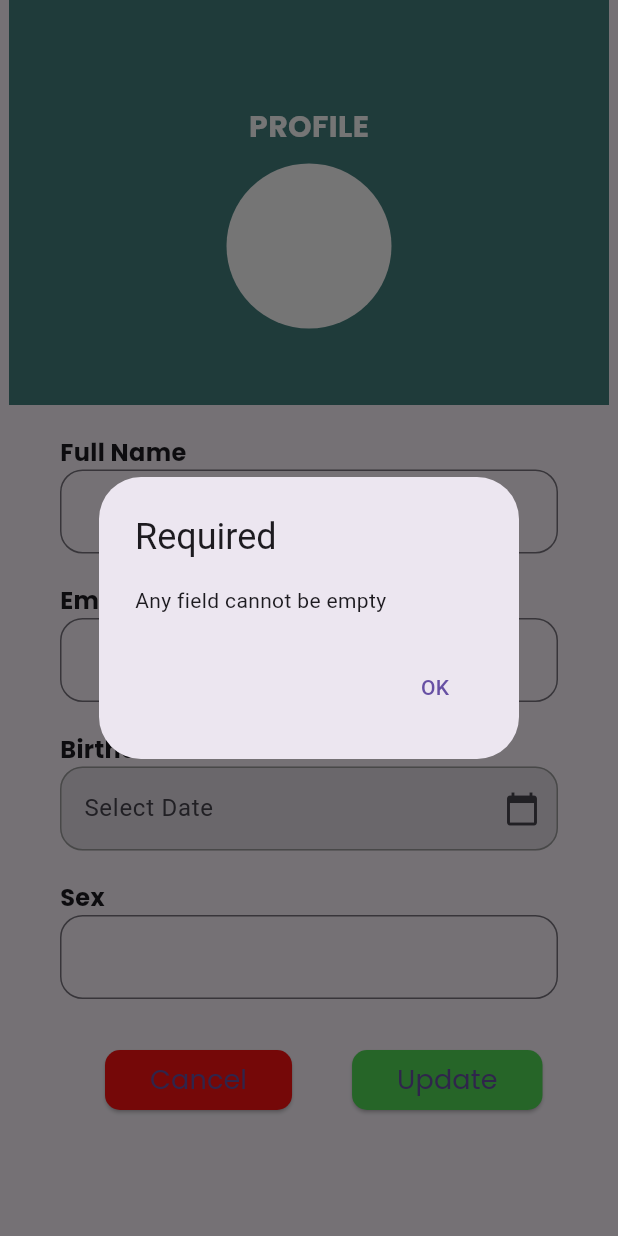
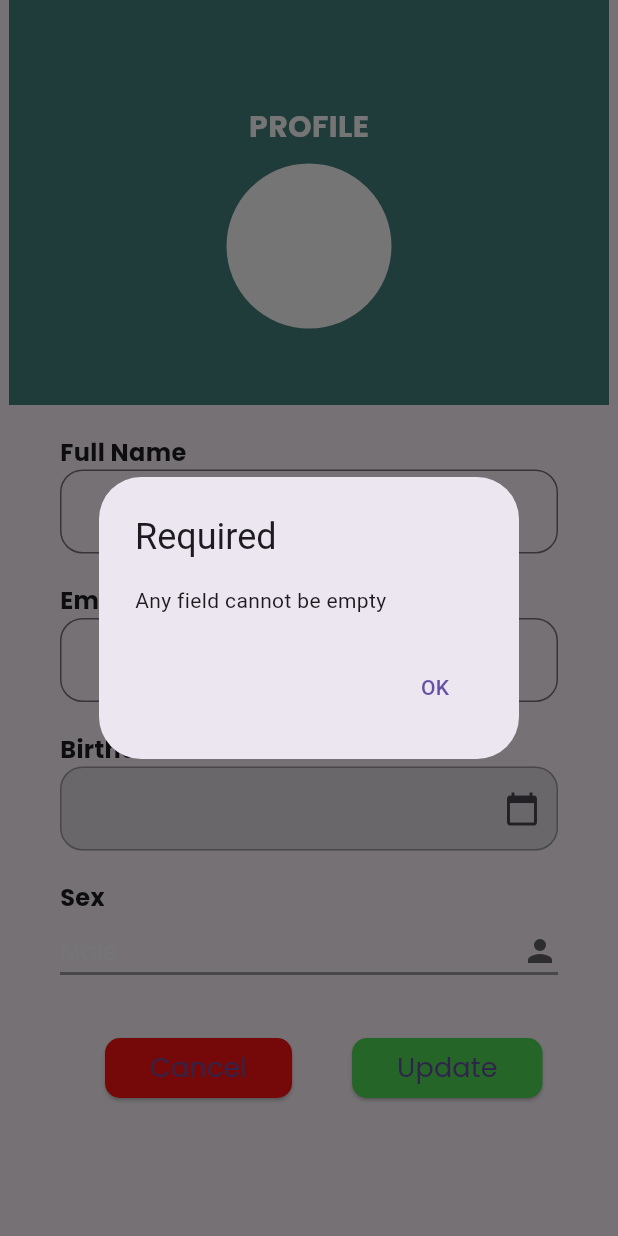
Before and after one commit to ashensn0w/SLAM-Up, a Flutter app: the EditProfile screen opened directly, after a tap on "Update", on a phone screen of 412 x 824 dp. Run offline on Flutter 3.47's test engine with Material 3 defaults, Android fonts, the phone set to English and light mode, and no system bars; our stand-ins replace pie_chart, syncfusion_flutter_charts, table_calendar.

Commit message:
Update profile_page.dart
Sex text field changed to dropdown & its backend. The 'select date' label also removed in date picker.

```diff
--- a/lib/screens/profile_page.dart
+++ b/lib/screens/profile_page.dart
@@ -100,9 +100,6 @@ class ProfilePage extends StatelessWidget {
               ),
             ),
           ),
-          const SizedBox(
-            height: 20,
-          ),
           Padding(
             padding: const EdgeInsets.all(22.0),
             child: Column(
@@ -198,10 +195,10 @@ class EditProfile extends StatefulWidget {
 }
 
 class _EditProfileState extends State<EditProfile> {
+
   final _fullnameController = TextEditingController();
   final _emailController = TextEditingController();
   final _birthdateController = TextEditingController();
-  final _sexController = TextEditingController();
 
   Future<void> _birthdate() async {
     DateTime? picked = await showDatePicker(
@@ -216,6 +213,12 @@ class _EditProfileState extends State<EditProfile> {
       });
     }
   }
+
+  // Define a list of items for the dropdown menu
+  List<String> items = ['Male', 'Female', 'Prefer not to say'];
+
+  // Variable to hold the currently selected item
+  String sex = 'Male';
 
   _showErrorDialog(BuildContext context, String message) {
     showDialog(
@@ -264,6 +267,7 @@ class _EditProfileState extends State<EditProfile> {
                   radius: 55,
                   backgroundColor: Colors.white,
                 ),
+                //const SizedBox(height: 20),
               ],
             ),
           ),
@@ -331,7 +335,6 @@ class _EditProfileState extends State<EditProfile> {
                 TextField(
                   controller: _birthdateController,
                   decoration: InputDecoration(
-                      labelText: 'Select Date',
                       filled: true,
                       suffixIcon: Icon(Icons.calendar_today),
                       enabledBorder: OutlineInputBorder(
@@ -359,14 +362,36 @@ class _EditProfileState extends State<EditProfile> {
                         )),
                   ],
                 ),
-                TextField(
-                  controller: _sexController,
-                  decoration: InputDecoration(
-                    border: OutlineInputBorder(
-                      borderRadius: BorderRadius.circular(15.0),
-                    ), // Optional border
+                //--------------------------dropdown for sex---------------
+                Center(
+                  child: DropdownButton<String>(
+                    borderRadius: BorderRadius.circular(10.0),
+                    value: sex,
+                    icon: const Icon(Icons.person_sharp),
+                    style: const TextStyle(
+                      fontFamily: 'Poppins',
+                      fontWeight: FontWeight.normal,
+                      fontSize: 16,
+                    ),
+                    underline: Container(
+                      height: 2,
+                      color: Colors.grey,
+                    ),
+                    onChanged: (String? newValue) {
+                      setState(() {
+                        sex = newValue!;
+                      });
+                    },
+                    isExpanded: true,
+                    items: items.map<DropdownMenuItem<String>>((String value) {
+                      return DropdownMenuItem<String>(
+                        value: value,
+                        child: Text(value),
+                      );
+                    }).toList(),
                   ),
                 ),
+                //------------------------------------------------
               ],
             ),
           ),
@@ -406,8 +431,7 @@ class _EditProfileState extends State<EditProfile> {
                 onPressed: () {
                   if (_fullnameController.text.isEmpty |
                       _emailController.text.isEmpty |
-                      _birthdateController.text.isEmpty |
-                      _sexController.text.isEmpty) {
+                      _birthdateController.text.isEmpty) {
                     _showErrorDialog(
                         context, 'The text field cannot be empty.');
                   } else {
@@ -418,7 +442,7 @@ class _EditProfileState extends State<EditProfile> {
                                 fullname: _fullnameController.text,
                                 email: _emailController.text,
                                 birthdate: _birthdateController.text,
-                                sex: _sexController.text,
+                                sex: sex,
                               )),
                     );
                   }
```
